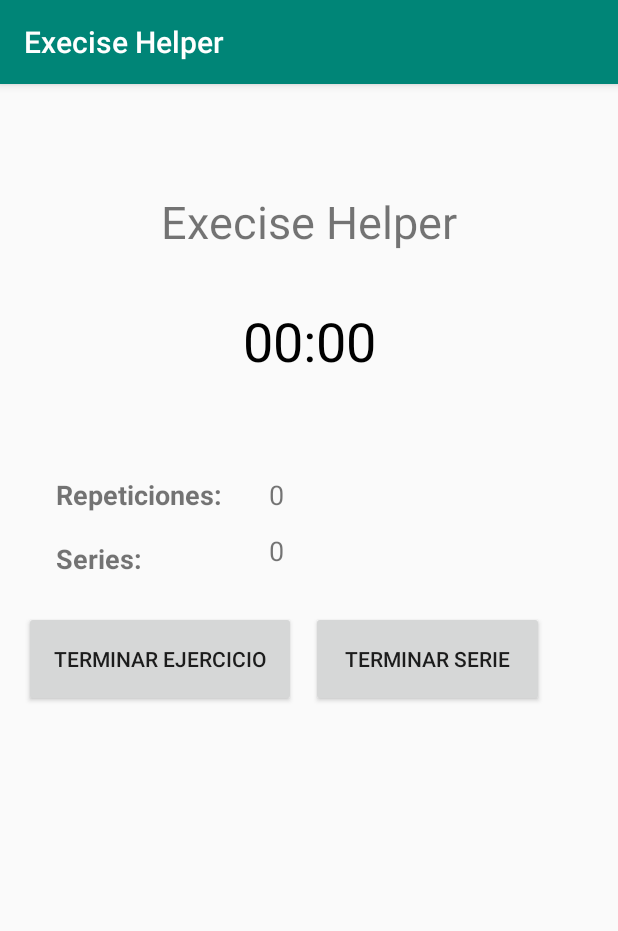
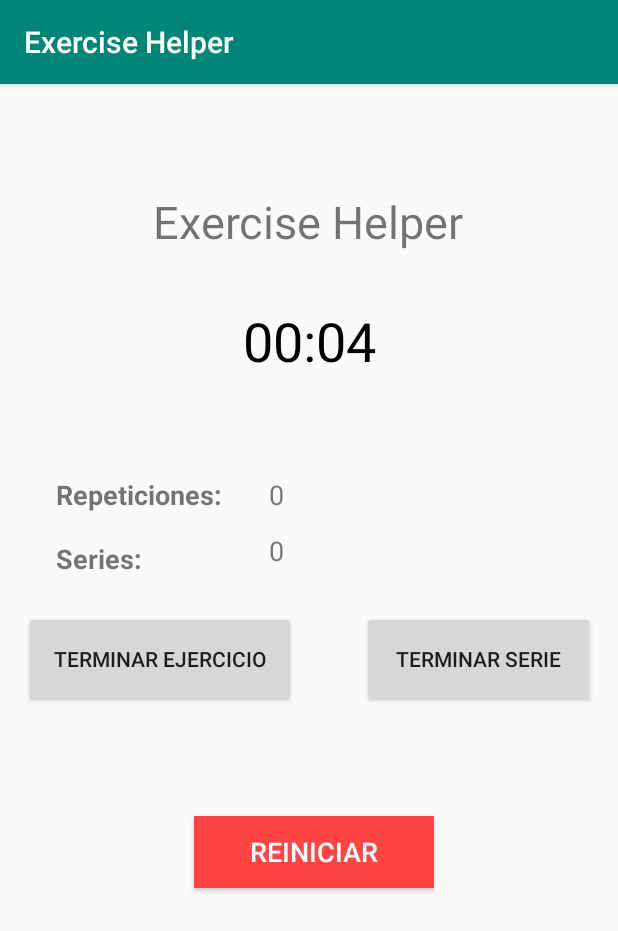
Before and after one commit to jmorales47/exercise-helper, an Android app: the screen it shows after launch (MainActivity), after a tap on "TERMINAR EJERCICIO", on a phone screen of 412 x 824 dp. Shown: the top 931 px of the screen. Run offline under Robolectric (Android 15) with nearby library versions, the phone set to English and light mode, and no system bars.

Commit message:
First version finished, but this time there is a Reset button to restart the counters of series and repetitions

```diff
--- a/app/src/main/java/com/dberserker/execisehelper/MainActivity.java
+++ b/app/src/main/java/com/dberserker/execisehelper/MainActivity.java
@@ -1,27 +1,131 @@
 package com.dberserker.execisehelper;
 
+import android.os.Handler;
 import android.support.v7.app.AppCompatActivity;
 import android.os.Bundle;
 import android.view.View;
 import android.widget.Button;
+import android.widget.TextView;
+
+import java.util.concurrent.TimeUnit;
 
 public class MainActivity extends AppCompatActivity {
-    private static final int DEFAULT_REPETITION_REST_TIME = 30;
-    private static final int DEFAULT_SERIE_REST_TIME = 60;
+    private static final int DEFAULT_REPETITION_REST_TIME = 5;
+    private static final int DEFAULT_SERIE_REST_TIME = 10;
+    private Handler handler;
+    private Runnable currentTask;
+    private TextView timerTextView;
+    private boolean taskRunning = false;
+    private int currentTimerValue;
+    private int currentRepetitions = 0;
+    private int currentSeries = 0;
+
     @Override
     protected void onCreate(Bundle savedInstanceState) {
         super.onCreate(savedInstanceState);
         setContentView(R.layout.activity_main);
         final Button buttonRepetition = findViewById(R.id.buttonRepetition);
+        final Button buttonSerie = findViewById(R.id.buttonSerie);
+        final Button buttonReset = findViewById(R.id.buttonReset);
         buttonRepetition.setOnClickListener( eventButtonRepetition());
+        buttonSerie.setOnClickListener( eventButtonSerie() );
+        buttonReset.setOnClickListener( eventButtonReset() );
+        handler = new Handler();
+        timerTextView = findViewById(R.id.textViewTimer);
     }
 
     private View.OnClickListener eventButtonRepetition(){
         return new View.OnClickListener(){
             @Override
             public void onClick(View v) {
-
+                if( !taskRunning) {
+                    taskRunning = true;
+                    currentTask = taskRepetition();
+                    currentTimerValue = DEFAULT_REPETITION_REST_TIME;
+                    timerTextView.setText(timeToString(currentTimerValue));
+                    handler.removeCallbacks(currentTask);
+                    handler.postDelayed(currentTask, 1000);
+                }
             }
         };
     }
+
+    private View.OnClickListener eventButtonSerie(){
+        return new View.OnClickListener(){
+            @Override
+            public void onClick(View v) {
+                if( !taskRunning) {
+                    taskRunning = true;
+                    currentTask = taskSerie();
+                    currentTimerValue = DEFAULT_SERIE_REST_TIME;
+                    timerTextView.setText(timeToString(currentTimerValue));
+                    handler.removeCallbacks(currentTask);
+                    handler.postDelayed(currentTask, 1000);
+                }
+            }
+        };
+    }
+
+    private View.OnClickListener eventButtonReset(){
+        return new View.OnClickListener(){
+            @Override
+            public void onClick(View v) {
+                if( !taskRunning) {
+                    TextView repetitionTextView = findViewById(R.id.textViewRepetitions);
+                    TextView serieTextView = findViewById(R.id.textViewSeries);
+                    repetitionTextView.setText("0");
+                    serieTextView.setText("0");
+                    currentRepetitions = 0;
+                    currentSeries = 0;
+                }
+            }
+        };
+    }
+
+    private Runnable taskRepetition(){
+        return new Runnable() {
+            @Override
+            public void run() {
+                currentTimerValue --;
+                timerTextView.setText( timeToString(currentTimerValue) );
+                if(currentTimerValue == 0){
+                    currentRepetitions++;
+                    taskRunning = false;
+                    timerTextView.setText( timeToString(currentTimerValue) );
+                    TextView repetitionTextView = findViewById(R.id.textViewRepetitions);
+                    repetitionTextView.setText( String.valueOf(currentRepetitions) );
+                    handler.removeCallbacks(this);
+                }else
+                    handler.postDelayed(this, 1000);
+            }
+        };
+    }
+
+    private Runnable taskSerie(){
+        return new Runnable() {
+            @Override
+            public void run() {
+                currentTimerValue --;
+                timerTextView.setText( timeToString(currentTimerValue) );
+                if(currentTimerValue == 0){
+                    timerTextView.setText( timeToString(currentTimerValue) );
+                    currentRepetitions = 0;
+                    currentSeries++;
+                    taskRunning = false;
+                    TextView repetitionTextView = findViewById(R.id.textViewRepetitions);
+                    TextView serieTextView = findViewById(R.id.textViewSeries);
+                    repetitionTextView.setText( String.valueOf(currentRepetitions) );
+                    serieTextView.setText( String.valueOf(currentSeries) );
+                    handler.removeCallbacks(this);
+                }else
+                    handler.postDelayed(this, 1000);
+            }
+        };
+    }
+
+    private String timeToString(int seconds) {
+        long minutes = TimeUnit.SECONDS.toMinutes(Long.valueOf(seconds));
+        long remainSeconds = seconds - TimeUnit.MINUTES.toSeconds(minutes);
+        return String.format("%02d:%02d", minutes, remainSeconds);
+    }
 }
--- a/app/src/main/res/layout/activity_main.xml
+++ b/app/src/main/res/layout/activity_main.xml
@@ -48,7 +48,7 @@
         app:layout_constraintBottom_toBottomOf="parent"
         app:layout_constraintEnd_toEndOf="parent"
         app:layout_constraintHorizontal_bias="0.829"
-        app:layout_constraintStart_toStartOf="parent"
+        app:layout_constraintStart_toEndOf="@+id/buttonRepetition"
         app:layout_constraintTop_toTopOf="parent"
         app:layout_constraintVertical_bias="0.499" />
 
@@ -143,4 +143,23 @@
         app:layout_constraintTop_toTopOf="parent"
         app:layout_constraintVertical_bias="0.4" />
 
+    <Button
+        android:id="@+id/buttonReset"
+        android:layout_width="160dp"
+        android:layout_height="48dp"
+        android:layout_marginStart="8dp"
+        android:layout_marginTop="8dp"
+        android:layout_marginEnd="8dp"
+        android:layout_marginBottom="8dp"
+        android:background="@android:color/holo_red_light"
+        android:text="@string/labelReset"
+        android:textColor="@android:color/background_light"
+        android:textSize="18sp"
+        app:layout_constraintBottom_toBottomOf="parent"
+        app:layout_constraintEnd_toEndOf="parent"
+        app:layout_constraintHorizontal_bias="0.514"
+        app:layout_constraintStart_toStartOf="parent"
+        app:layout_constraintTop_toTopOf="parent"
+        app:layout_constraintVertical_bias="0.682" />
+
 </android.support.constraint.ConstraintLayout>
--- a/app/src/main/res/values/strings.xml
+++ b/app/src/main/res/values/strings.xml
@@ -1,5 +1,5 @@
 <resources>
-    <string name="app_name">Execise Helper</string>
+    <string name="app_name">Exercise Helper</string>
     <string name="labelEndExercise">Terminar ejercicio</string>
     <string name="labelEndSerie">terminar serie</string>
     <string name="textDefaultTime">00:00</string>
@@ -7,4 +7,5 @@
     <string name="textDefaultRepetitions">0</string>
     <string name="textSeries">Series:</string>
     <string name="textDefatultSeries">0</string>
+    <string name="labelReset">reiniciar</string>
 </resources>
```
